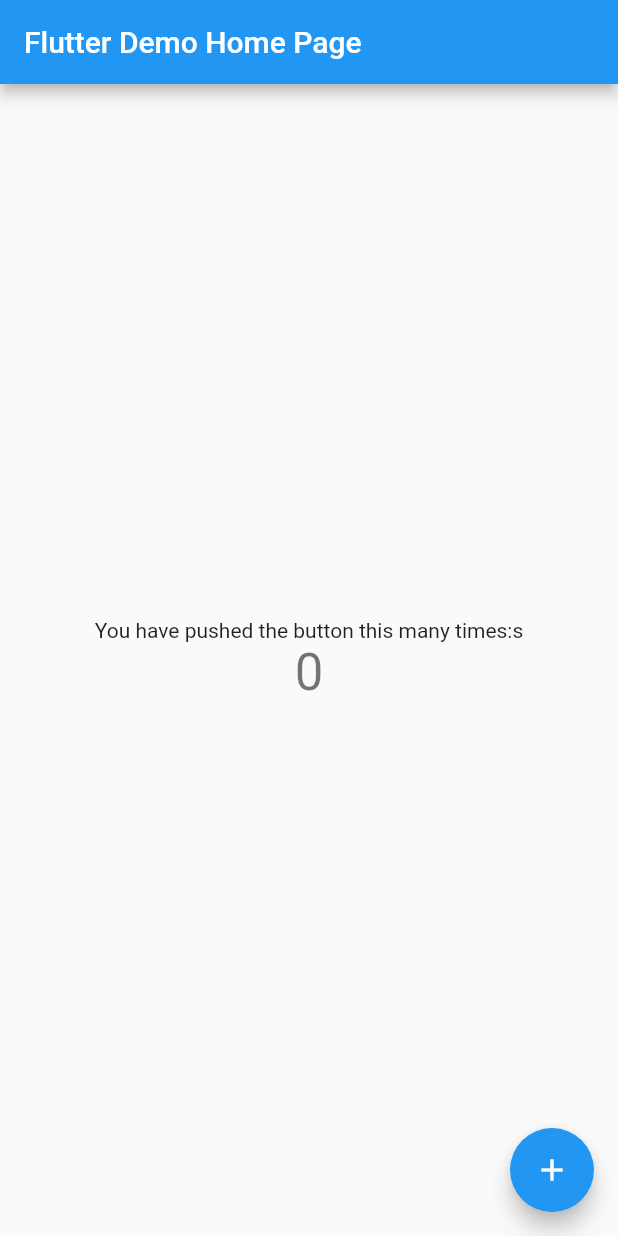
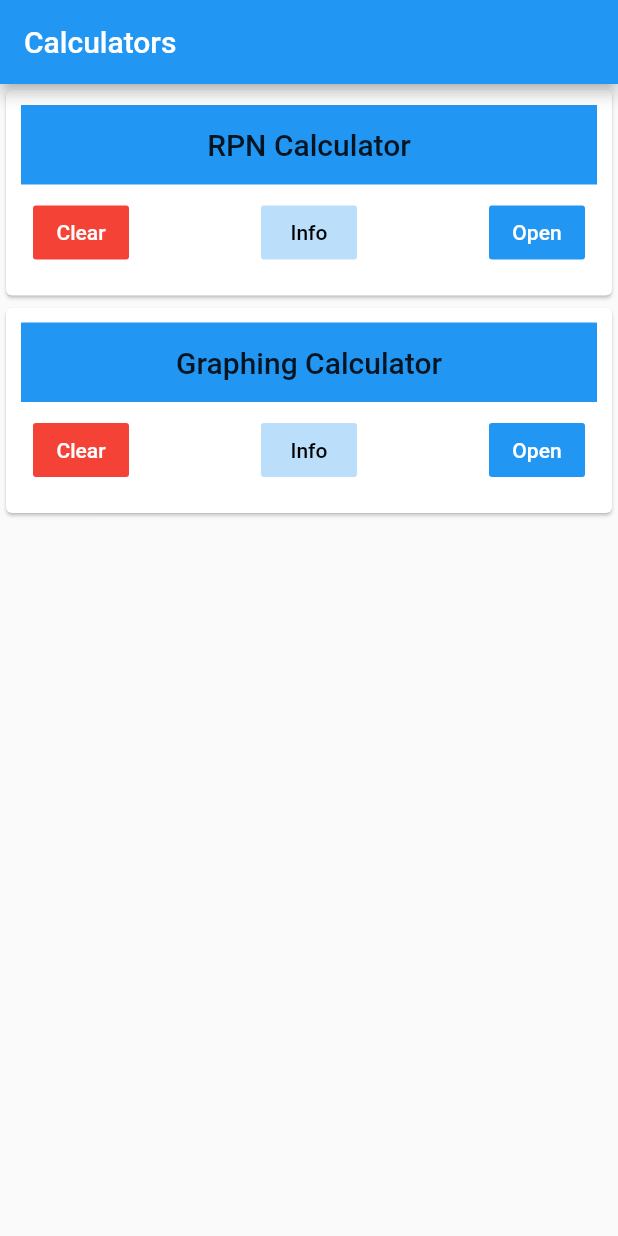
Before and after one commit to jmonsky/material_calculator, a Flutter app: the screen it shows after launch, on a phone screen of 412 x 824 dp. Run offline on Flutter 3.47's test engine with Material 2 defaults, Android fonts, the phone set to English and light mode, and no system bars.

Commit message:
Added calculator menus, started RPN Calculator entry system

```diff
--- /dev/null
+++ b/lib/Pages/home.dart
@@ -0,0 +1,18 @@
+import 'package:flutter/material.dart';
+import 'package:material_calculator/Widgets/home_card.dart';
+
+class CalculatorSelection extends StatelessWidget {
+  @override
+  Widget build(BuildContext context) {
+    return Scaffold(
+        appBar: AppBar(
+          title: Text("Calculators"),
+        ),
+        body: ListView(
+          children: <Widget>[
+            HomeCard("RPN Calculator", "/Calculators/RPN", () {}),
+            HomeCard("Graphing Calculator", "/Calculators/Graphing", () {}),
+          ],
+        ));
+  }
+}
--- /dev/null
+++ b/lib/Widgets/home_card.dart
@@ -0,0 +1,47 @@
+import 'package:flutter/material.dart';
+
+class HomeCard extends StatelessWidget {
+  final String _name;
+  final String _route;
+  final Function _onClear;
+
+  HomeCard(this._name, this._route, this._onClear);
+
+  @override
+  Widget build(BuildContext context) {
+    return Card(
+        child: Container(
+            margin: EdgeInsets.all(10.0),
+            child: Column(
+              children: <Widget>[
+                Container(
+                  child: Center(
+                      child: Text(_name,
+                          style: Theme.of(context).textTheme.title)),
+                  color: Theme.of(context).primaryColor,
+                  padding:
+                      EdgeInsets.symmetric(horizontal: 10.0, vertical: 15.0),
+                ),
+                ButtonBar(
+                  alignment: MainAxisAlignment.spaceBetween,
+                  children: <Widget>[
+                    FlatButton(
+                        child: Text("Clear"),
+                        onPressed: () {},
+                        color: Colors.red),
+                    FlatButton(
+                        child: Text("Info"),
+                        onPressed: () {},
+                        color: Theme.of(context).primaryColorLight),
+                    FlatButton(
+                        child: Text("Open"),
+                        onPressed: () {
+                          Navigator.of(context).pushNamed(_route);
+                        },
+                        color: Theme.of(context).primaryColor)
+                  ],
+                )
+              ],
+            )));
+  }
+}
--- a/lib/main.dart
+++ b/lib/main.dart
@@ -1,4 +1,9 @@
 import 'package:flutter/material.dart';
+
+import 'package:material_calculator/Pages/home.dart';
+
+import 'package:material_calculator/Caclulators/RPN/home_page.dart';
+
 
 void main() => runApp(MyApp());
 
@@ -10,54 +15,22 @@ class MyApp extends StatelessWidget {
       theme: ThemeData(
         primarySwatch: Colors.blue,
       ),
-      home: MyHomePage(title: 'Flutter Demo Home Page'),
+      onGenerateRoute: _getRoute,
+    );
+  }
+
+  Route _getRoute(RouteSettings settings) {
+    switch (settings.name) {
+      case "/Calculators/RPN":
+        return _buildRoute(settings, new RPNHomePage());
+    }
+    return _buildRoute(settings, new CalculatorSelection());
+  }
+
+  MaterialPageRoute _buildRoute(RouteSettings settings, Widget builder) {
+    return new MaterialPageRoute(
+      settings: settings,
+      builder: (BuildContext context) => builder,
     );
   }
 }
-
-class MyHomePage extends StatefulWidget {
-  MyHomePage({Key key, this.title}) : super(key: key);
-
-  final String title;
-
-  @override
-  _MyHomePageState createState() => _MyHomePageState();
-}
-
-class _MyHomePageState extends State<MyHomePage> {
-  int _counter = 0;
-
-  void _incrementCounter() {
-    setState(() {
-      _counter++;
-    });
-  }
-
-  @override
-  Widget build(BuildContext context) {
-    return Scaffold(
-      appBar: AppBar(
-        title: Text(widget.title),
-      ),
-      body: Center(
-        child: Column(
-          mainAxisAlignment: MainAxisAlignment.center,
-          children: <Widget>[
-            Text(
-              'You have pushed the button this many times:s',
-            ),
-            Text(
-              '$_counter',
-              style: Theme.of(context).textTheme.display1,
-            ),
-          ],
-        ),
-      ),
-      floatingActionButton: FloatingActionButton(
-        onPressed: _incrementCounter,
-        tooltip: 'Increment',
-        child: Icon(Icons.add),
-      ),
-    );
-  }
-}
```
Also changed, not shown: lib/Caclulators/RPN/EntryDisplays/scalar.dart (added, +18 -0 lines), lib/Caclulators/RPN/Keyboard/keyboard.dart (added, +8 -0 lines), lib/Caclulators/RPN/entry.dart (added, +34 -0 lines), lib/Caclulators/RPN/home_page.dart (added, +39 -0 lines), lib/Caclulators/RPN/rpn_card.dart (added, +28 -0 lines), lib/Widgets/tag.dart (added, +19 -0 lines).
